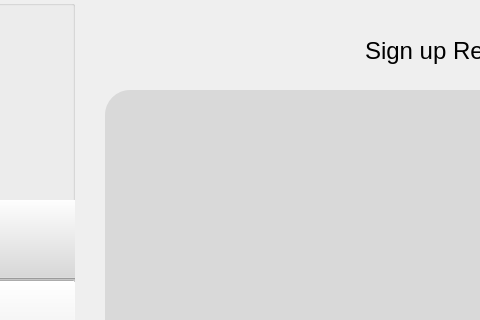
Qt form admin.ui (hager55m/Metro-Mate-DS) before a commit; both pictures show x 375 to 855 and y 0 to 320 of the 1200 by 700 pixel window.
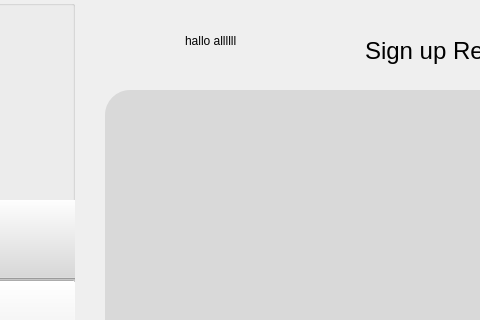
The same form after that commit.

What changed in the file:
```diff
--- a/admin.ui
+++ b/admin.ui
@@ -445,6 +445,19 @@
      </property>
     </widget>
    </widget>
+   <widget class="QLabel" name="label_6">
+    <property name="geometry">
+     <rect>
+      <x>560</x>
+      <y>20</y>
+      <width>111</width>
+      <height>41</height>
+     </rect>
+    </property>
+    <property name="text">
+     <string>hallo allllll</string>
+    </property>
+   </widget>
   </widget>
  </widget>
  <resources/>
```
